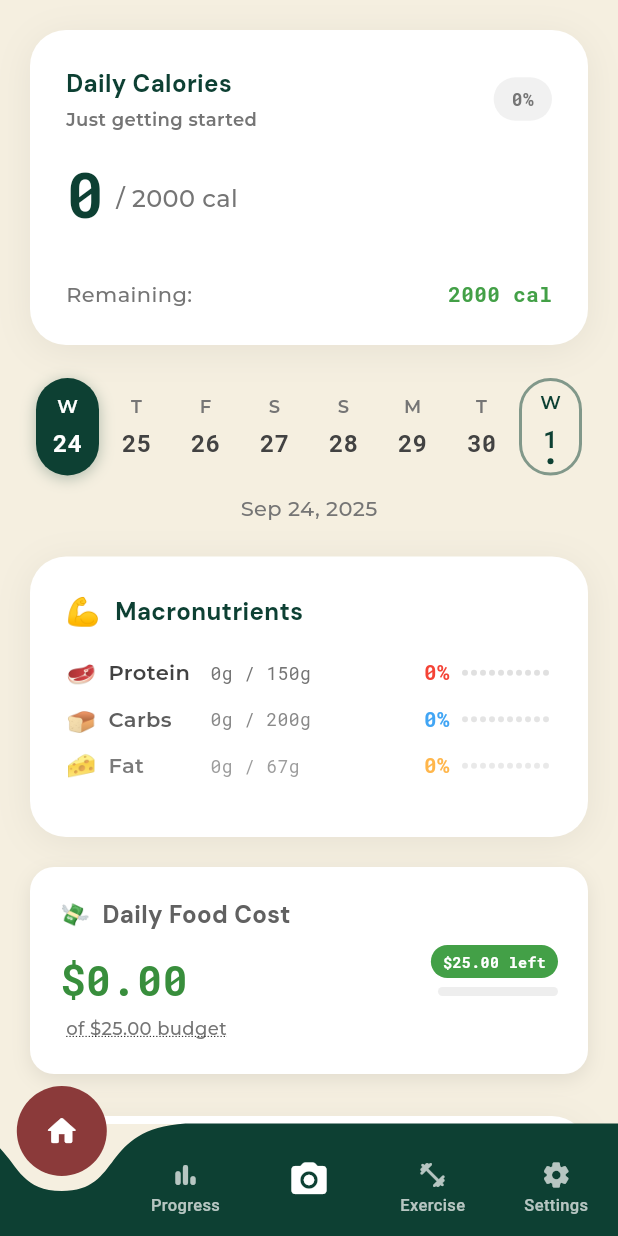
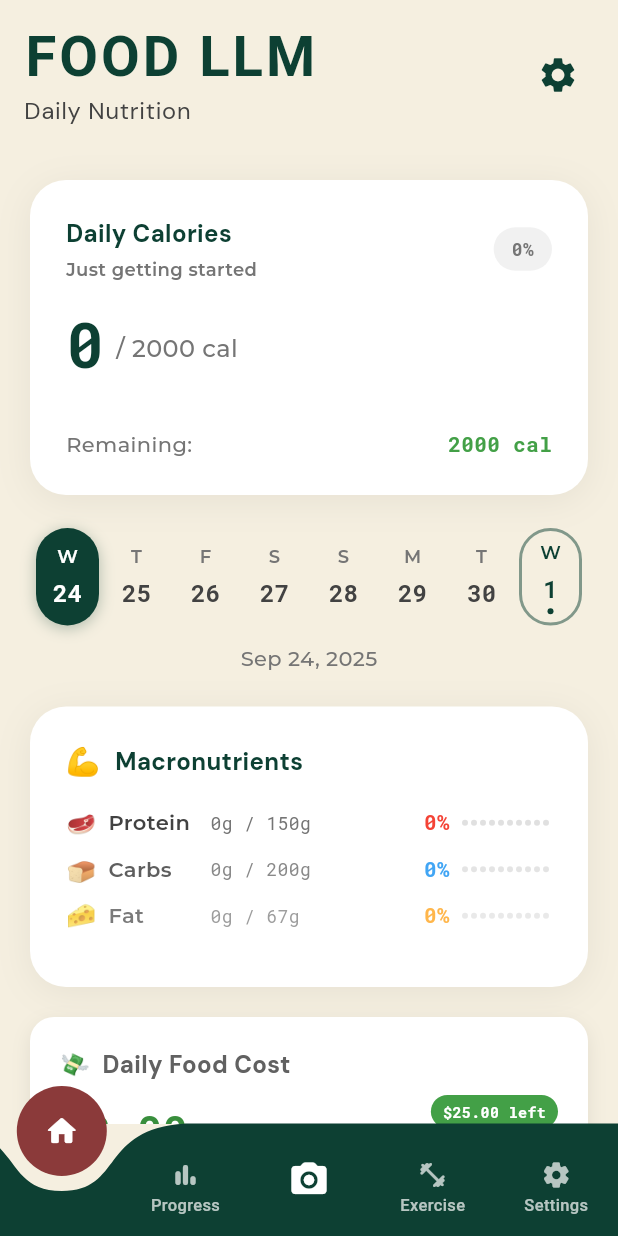
Before and after one commit to siho1117/food_cal, a Flutter app: the screen it shows after launch, after a tap on an icon or button, on a phone screen of 412 x 824 dp. Run offline on Flutter 3.47's test engine with Material 3 defaults, Android fonts, the phone set to English and light mode, and no system bars; drawn by our look-alikes of curved_navigation_bar; our stand-ins replace camera, flutter_dotenv, flutter_image_compress, get_it, google_fonts, image_gallery_saver and 2 more; accounts and stored records are empty; Roboto replaces fonts that are missing (Monoton).

Commit message:
Your commit message here

```diff
--- a/lib/main.dart
+++ b/lib/main.dart
@@ -27,40 +27,50 @@ import 'screens/progress_screen.dart' as progress;
 import 'screens/camera_screen.dart';
 import 'screens/exercise_screen.dart' as exercise;
 import 'screens/settings_screen.dart';
+import 'screens/summary_screen.dart';
 
 // Widgets
 import 'widgets/common/custom_bottom_nav.dart';
+import 'widgets/common/custom_app_bar.dart';
 
 Future<void> main() async {
+  // Ensure Flutter is initialized
   WidgetsFlutterBinding.ensureInitialized();
 
-  // Lock to portrait mode
+  // CRITICAL: Lock app to portrait mode only - prevents landscape rotation
   await SystemChrome.setPreferredOrientations([
     DeviceOrientation.portraitUp,
     DeviceOrientation.portraitDown,
   ]);
 
   try {
+    // Load .env file with error handling
     await dotenv.load(fileName: '.env');
     debugPrint('✅ Environment file loaded successfully');
   } catch (e) {
     debugPrint('⚠️ Warning: Could not load .env file: $e');
+    // Continue execution - app should work without .env in production
   }
 
   try {
+    // Initialize SharedPreferences
     await SharedPreferences.getInstance();
     debugPrint('✅ SharedPreferences initialized successfully');
   } catch (e) {
     debugPrint('❌ Error initializing SharedPreferences: $e');
+    // This is more critical - you might want to show an error screen
   }
 
   try {
+    // 🚀 SETUP DEPENDENCY INJECTION
     await setupDependencyInjection();
     debugPrint('✅ Dependency injection setup complete');
   } catch (e) {
     debugPrint('❌ Error setting up dependency injection: $e');
+    // This is critical - the app won't work without DI
   }
 
+  // Run the app
   runApp(const MyApp());
 }
 
@@ -69,65 +79,50 @@ class MyApp extends StatelessWidget {
 
   @override
   Widget build(BuildContext context) {
-    // Create LanguageProvider at top level and load saved language
-    return ChangeNotifierProvider(
-      create: (_) => LanguageProvider()..loadLanguage(),
-      child: Consumer<LanguageProvider>(
-        builder: (context, languageProvider, child) {
+    // ✅ FIXED: Wrap MaterialApp with MultiProvider to provide app-level providers
     return MultiProvider(
       providers: [
-              // Existing providers
+        // Add LanguageProvider for localization
+        ChangeNotifierProvider(
+          create: (_) => LanguageProvider(),
+          lazy: false,
+        ),
+        // Create providers once at app level
         ChangeNotifierProvider(
           create: (_) => HomeProvider()..loadData(),
-                lazy: false,
+          lazy: false, // Load immediately
         ),
         ChangeNotifierProvider(
           create: (_) => ExerciseProvider()..loadData(),
-                lazy: false,
+          lazy: false, // Load immediately
         ),
         ChangeNotifierProvider(
           create: (_) => ProgressData()..loadUserData(),
-                lazy: false,
+          lazy: false, // Load immediately
         ),
         ChangeNotifierProvider(
           create: (_) => SettingsProvider()..loadUserData(),
-                lazy: true,
+          lazy: true, // Load when needed
         ),
       ],
-            child: MaterialApp(
+      child: Consumer<LanguageProvider>(
+        builder: (context, languageProvider, _) {
+          return MaterialApp(
             title: 'FOOD LLM',
             debugShowCheckedModeBanner: false,
             theme: AppTheme.lightTheme,
-
-              // Localization configuration
             locale: languageProvider.currentLocale,
-              supportedLocales: const [
-                Locale('en'),           // English
-                Locale('zh', 'CN'),     // Simplified Chinese
-                Locale('zh', 'TW'),     // Traditional Chinese
-              ],
             localizationsDelegates: const [
               AppLocalizations.delegate,
               GlobalMaterialLocalizations.delegate,
               GlobalWidgetsLocalizations.delegate,
               GlobalCupertinoLocalizations.delegate,
             ],
-              localeResolutionCallback: (locale, supportedLocales) {
-                for (var supportedLocale in supportedLocales) {
-                  if (supportedLocale.languageCode == locale?.languageCode &&
-                      supportedLocale.countryCode == locale?.countryCode) {
-                    return supportedLocale;
-                  }
-                }
-                for (var supportedLocale in supportedLocales) {
-                  if (supportedLocale.languageCode == locale?.languageCode) {
-                    return supportedLocale;
-                  }
-                }
-                return supportedLocales.first;
-              },
-
-              // Existing routes
+            supportedLocales: const [
+              Locale('en'),
+              Locale('zh', 'CN'),
+              Locale('zh', 'TW'),
+            ],
             home: const SplashScreen(),
             routes: {
               '/home': (context) => const MainApp(),
@@ -135,7 +130,6 @@ class MyApp extends StatelessWidget {
               '/progress': (context) => const progress.ProgressScreen(),
               '/exercise': (context) => const exercise.ExerciseScreen(),
             },
-            ),
           );
         },
       ),
@@ -150,31 +144,127 @@ class MainApp extends StatefulWidget {
   State<MainApp> createState() => _MainAppState();
 }
 
-class _MainAppState extends State<MainApp> {
-  int _selectedIndex = 0;
+class _MainAppState extends State<MainApp> with SingleTickerProviderStateMixin {
+  int _currentIndex = 0;
+  bool _isCameraOverlayOpen = false;
+  late AnimationController _animationController;
+  final GlobalKey<ScaffoldState> _scaffoldKey = GlobalKey<ScaffoldState>();
 
-  final List<Widget> _screens = [
+  late List<Widget> _screens;
+
+  @override
+  void initState() {
+    super.initState();
+    _animationController = AnimationController(
+      vsync: this,
+      duration: const Duration(milliseconds: 300),
+    );
+
+    // Initialize screens list
+    _screens = [
       const HomeScreen(),
       const progress.ProgressScreen(),
-    CameraScreen(onDismissed: () {}), // Fixed: Added required parameter
+      Container(), // Camera screen handled separately via navigation
       const exercise.ExerciseScreen(),
-    const SettingsScreen(),
+      const SummaryScreen(),
     ];
+  }
+
+  @override
+  void dispose() {
+    _animationController.dispose();
+    super.dispose();
+  }
 
   void _onItemTapped(int index) {
+    if (index == 2) {
+      // Camera tap - toggle overlay
       setState(() {
-      _selectedIndex = index;
+        _isCameraOverlayOpen = !_isCameraOverlayOpen;
       });
+
+      if (_isCameraOverlayOpen) {
+        // Navigate to camera screen
+        Navigator.of(context).push(
+          MaterialPageRoute(
+            builder: (context) => CameraScreen(
+              onDismissed: () {
+                setState(() {
+                  _isCameraOverlayOpen = false;
+                });
+              },
+            ),
+          ),
+        ).then((_) {
+          // Ensure overlay state is reset when returning
+          if (mounted) {
+            setState(() {
+              _isCameraOverlayOpen = false;
+            });
+          }
+        });
+      }
+    } else {
+      setState(() {
+        _currentIndex = index;
+        _isCameraOverlayOpen = false;
+      });
+    }
+  }
+
+  void _navigateToSettings() {
+    Navigator.of(context).push(
+      MaterialPageRoute(
+        builder: (context) => const SettingsScreen(),
+      ),
+    );
+  }
+
+  String _getCurrentPageSubtitle() {
+    switch (_currentIndex) {
+      case 0:
+        return 'Daily Nutrition';
+      case 1:
+        return 'Progress Tracker';
+      case 3:
+        return 'Exercise Tracker';
+      case 4:
+        return 'Analytics Dashboard';
+      default:
+        return '';
+    }
   }
 
   @override
   Widget build(BuildContext context) {
     return Scaffold(
-      body: _screens[_selectedIndex],
+      key: _scaffoldKey,
+      appBar: CustomAppBar(
+        onSettingsTap: _navigateToSettings,
+        currentPage: _getCurrentPageSubtitle(),
+      ),
+      body: AnimatedSwitcher(
+        duration: const Duration(milliseconds: 300),
+        transitionBuilder: (Widget child, Animation<double> animation) {
+          return FadeTransition(
+            opacity: animation,
+            child: SlideTransition(
+              position: Tween<Offset>(
+                begin: const Offset(0.1, 0.0),
+                end: Offset.zero,
+              ).animate(animation),
+              child: child,
+            ),
+          );
+        },
+        child: _screens[_currentIndex],
+      ),
+      extendBody: true,
       bottomNavigationBar: CustomBottomNav(
-        currentIndex: _selectedIndex,
-        isCameraOverlayOpen: false, // Fixed: Added required parameter
+        currentIndex: _currentIndex,
+        isCameraOverlayOpen: _isCameraOverlayOpen,
         onTap: _onItemTapped,
+        onCameraCapture: null,
       ),
     );
   }
--- a/lib/screens/splash_screen.dart
+++ b/lib/screens/splash_screen.dart
@@ -1,10 +1,9 @@
 // lib/screens/splash_screen.dart
 import 'package:flutter/material.dart';
 import '../config/design_system/theme.dart';
-import '../main.dart'; // Import for MainApp placed at the top
 
 class SplashScreen extends StatefulWidget {
-  const SplashScreen({super.key});  // ✅ FIXED: Using super parameter
+  const SplashScreen({super.key});
 
   @override
   State<SplashScreen> createState() => _SplashScreenState();
@@ -45,13 +44,11 @@ class _SplashScreenState extends State<SplashScreen>
     _navigateToMainApp();
   }
 
-  // ✅ FIXED: Separate method with proper mounted check for BuildContext usage
   void _navigateToMainApp() {
     Future.delayed(const Duration(seconds: 3), () {
-      if (mounted) {  // ✅ Guard with mounted check
-        Navigator.of(context).pushReplacement(
-          MaterialPageRoute(builder: (context) => const MainApp()),
-        );
+      if (mounted) {
+        // Use named route navigation to MainApp
+        Navigator.of(context).pushReplacementNamed('/home');
       }
     });
   }
@@ -86,7 +83,7 @@ class _SplashScreenState extends State<SplashScreen>
                         shape: BoxShape.circle,
                         boxShadow: [
                           BoxShadow(
-                            color: AppTheme.primaryBlue.withValues(alpha: 0.3),  // ✅ FIXED: Using withValues instead of withOpacity
+                            color: AppTheme.primaryBlue.withValues(alpha: 0.3),
                             blurRadius: 20,
                             spreadRadius: 5,
                             offset: const Offset(0, 10),
```
Lines whose indentation alone changed are shown as unchanged.
